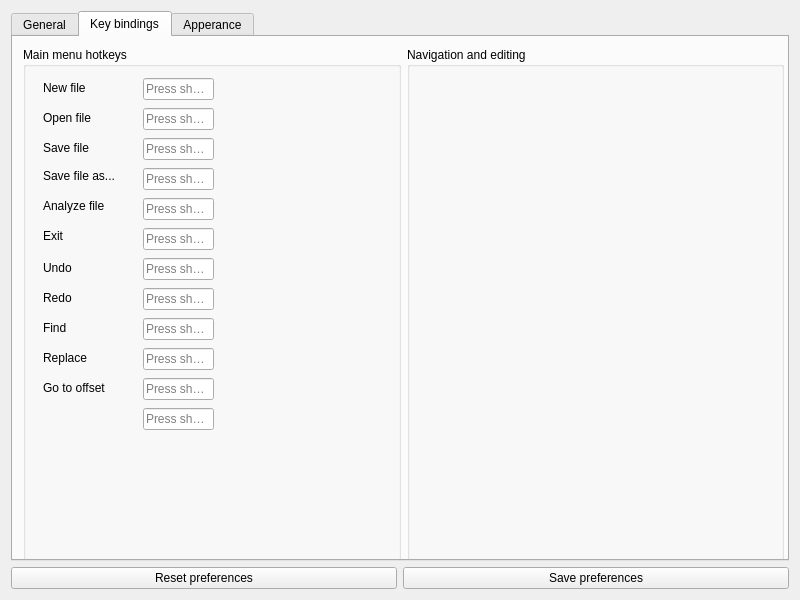
First picture: the form in Preferences/preferences.ui, repository PROPHESSOR/ProHex, before the edit.
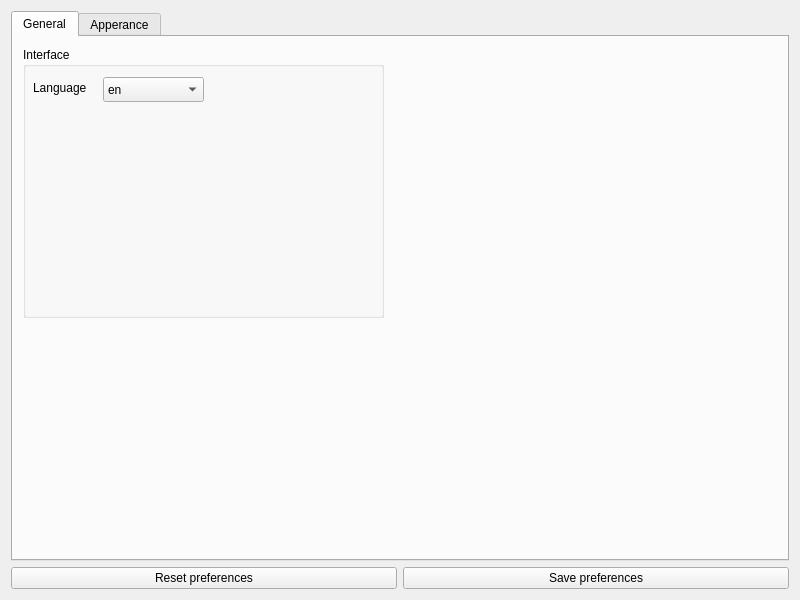
Second picture: the form after the edit. The open tabs and pages were chosen to show the change.

Commit message: [N] Убрал секцию Key bindings из настроек

What changed in the file:
```diff
--- a/Preferences/preferences.ui
+++ b/Preferences/preferences.ui
@@ -16,6 +16,9 @@
   <layout class="QGridLayout" name="gridLayout">
    <item row="2" column="0">
     <widget class="QTabWidget" name="tabWidget">
+     <property name="enabled">
+      <bool>true</bool>
+     </property>
      <property name="layoutDirection">
       <enum>Qt::LeftToRight</enum>
      </property>
@@ -78,306 +81,6 @@
        </widget>
       </widget>
      </widget>
-     <widget class="QWidget" name="tab_2">
-      <attribute name="title">
-       <string>Key bindings</string>
-      </attribute>
-      <widget class="QWidget" name="layoutWidget">
-       <property name="geometry">
-        <rect>
-         <x>10</x>
-         <y>10</y>
-         <width>761</width>
-         <height>531</height>
-        </rect>
-       </property>
-       <layout class="QHBoxLayout" name="horizontalLayout">
-        <item>
-         <widget class="QGroupBox" name="groupBox">
-          <property name="title">
-           <string>Main menu hotkeys</string>
-          </property>
-          <widget class="QKeySequenceEdit" name="seqOpenFile">
-           <property name="geometry">
-            <rect>
-             <x>120</x>
-             <y>60</y>
-             <width>71</width>
-             <height>25</height>
-            </rect>
-           </property>
-          </widget>
-          <widget class="QKeySequenceEdit" name="seqSaveFile">
-           <property name="geometry">
-            <rect>
-             <x>120</x>
-             <y>90</y>
-             <width>71</width>
-             <height>25</height>
-            </rect>
-           </property>
-          </widget>
-          <widget class="QKeySequenceEdit" name="seqSaveAs">
-           <property name="geometry">
-            <rect>
-             <x>120</x>
-             <y>120</y>
-             <width>71</width>
-             <height>25</height>
-            </rect>
-           </property>
-          </widget>
-          <widget class="QKeySequenceEdit" name="seqAnalyze">
-           <property name="geometry">
-            <rect>
-             <x>120</x>
-             <y>150</y>
-             <width>71</width>
-             <height>25</height>
-            </rect>
-           </property>
-          </widget>
-          <widget class="QLabel" name="label_6">
-           <property name="geometry">
-            <rect>
-             <x>20</x>
-             <y>150</y>
-             <width>101</width>
-             <height>17</height>
-            </rect>
-           </property>
-           <property name="text">
-            <string>Analyze file</string>
-           </property>
-          </widget>
-          <widget class="QLabel" name="label_4">
-           <property name="geometry">
-            <rect>
-             <x>20</x>
-             <y>120</y>
-             <width>101</width>
-             <height>17</height>
-            </rect>
-           </property>
-           <property name="text">
-            <string>Save file as...</string>
-           </property>
-          </widget>
-          <widget class="QLabel" name="label_3">
-           <property name="geometry">
-            <rect>
-             <x>20</x>
-             <y>90</y>
-             <width>101</width>
-             <height>21</height>
-            </rect>
-           </property>
-           <property name="text">
-            <string>Save file</string>
-           </property>
-          </widget>
-          <widget class="QLabel" name="label_2">
-           <property name="geometry">
-            <rect>
-             <x>20</x>
-             <y>60</y>
-             <width>101</width>
-             <height>21</height>
-            </rect>
-           </property>
-           <property name="text">
-            <string>Open file</string>
-           </property>
-          </widget>
-          <widget class="QLabel" name="label">
-           <property name="geometry">
-            <rect>
-             <x>20</x>
-             <y>30</y>
-             <width>101</width>
-             <height>21</height>
-            </rect>
-           </property>
-           <property name="text">
-            <string>New file</string>
-           </property>
-          </widget>
-          <widget class="QKeySequenceEdit" name="seqExit">
-           <property name="geometry">
-            <rect>
-             <x>120</x>
-             <y>180</y>
-             <width>71</width>
-             <height>25</height>
-            </rect>
-           </property>
-          </widget>
-          <widget class="QKeySequenceEdit" name="seqUndo">
-           <property name="geometry">
-            <rect>
-             <x>120</x>
-             <y>210</y>
-             <width>71</width>
-             <height>25</height>
-            </rect>
-           </property>
-          </widget>
-          <widget class="QKeySequenceEdit" name="seqRedo">
-           <property name="geometry">
-            <rect>
-             <x>120</x>
-             <y>240</y>
-             <width>71</width>
-             <height>25</height>
-            </rect>
-           </property>
-          </widget>
-          <widget class="QKeySequenceEdit" name="seqFind">
-           <property name="geometry">
-            <rect>
-             <x>120</x>
-             <y>270</y>
-             <width>71</width>
-             <height>25</height>
-            </rect>
-           </property>
-          </widget>
-          <widget class="QKeySequenceEdit" name="seqReplace">
-           <property name="geometry">
-            <rect>
-             <x>120</x>
-             <y>300</y>
-             <width>71</width>
-             <height>25</height>
-            </rect>
-           </property>
-          </widget>
-          <widget class="QKeySequenceEdit" name="seqOffset">
-           <property name="geometry">
-            <rect>
-             <x>120</x>
-             <y>330</y>
-             <width>71</width>
-             <height>25</height>
-            </rect>
-           </property>
-          </widget>
-          <widget class="QKeySequenceEdit" name="keySequenceEdit_10">
-           <property name="geometry">
-            <rect>
-             <x>120</x>
-             <y>360</y>
-             <width>71</width>
-             <height>25</height>
-            </rect>
-           </property>
-          </widget>
-          <widget class="QLabel" name="label_7">
-           <property name="geometry">
-            <rect>
-             <x>20</x>
-             <y>180</y>
-             <width>101</width>
-             <height>17</height>
-            </rect>
-           </property>
-           <property name="text">
-            <string>Exit</string>
-           </property>
-          </widget>
-          <widget class="QLabel" name="label_8">
-           <property name="geometry">
-            <rect>
-             <x>20</x>
-             <y>210</y>
-             <width>101</width>
-             <height>21</height>
-            </rect>
-           </property>
-           <property name="text">
-            <string>Undo</string>
-           </property>
-          </widget>
-          <widget class="QLabel" name="label_9">
-           <property name="geometry">
-            <rect>
-             <x>20</x>
-             <y>240</y>
-             <width>101</width>
-             <height>21</height>
-            </rect>
-           </property>
-           <property name="text">
-            <string>Redo</string>
-           </property>
-          </widget>
-          <widget class="QLabel" name="label_10">
-           <property name="geometry">
-            <rect>
-             <x>20</x>
-             <y>270</y>
-             <width>101</width>
-             <height>21</height>
-            </rect>
-           </property>
-           <property name="text">
-            <string>Find</string>
-           </property>
-          </widget>
-          <widget class="QLabel" name="label_5">
-           <property name="geometry">
-            <rect>
-             <x>20</x>
-             <y>300</y>
-             <width>101</width>
-             <height>21</height>
-            </rect>
-           </property>
-           <property name="text">
-            <string>Replace</string>
-           </property>
-          </widget>
-          <widget class="QLabel" name="label_11">
-           <property name="geometry">
-            <rect>
-             <x>20</x>
-             <y>330</y>
-             <width>101</width>
-             <height>21</height>
-            </rect>
-           </property>
-           <property name="text">
-            <string>Go to offset</string>
-           </property>
-          </widget>
-          <widget class="QKeySequenceEdit" name="seqNewFile">
-           <property name="geometry">
-            <rect>
-             <x>120</x>
-             <y>30</y>
-             <width>71</width>
-             <height>25</height>
-            </rect>
-           </property>
-          </widget>
-         </widget>
-        </item>
-        <item>
-         <widget class="QGroupBox" name="groupBox_2">
-          <property name="title">
-           <string>Navigation and editing</string>
-          </property>
-          <property name="flat">
-           <bool>false</bool>
-          </property>
-          <property name="checkable">
-           <bool>false</bool>
-          </property>
-         </widget>
-        </item>
-       </layout>
-      </widget>
-     </widget>
      <widget class="QWidget" name="tab_5">
       <attribute name="title">
        <string>Apperance</string>
```
Left out of the diff: 44 changed lines with no effect on the pictures. The commit also changes 2 other files.
